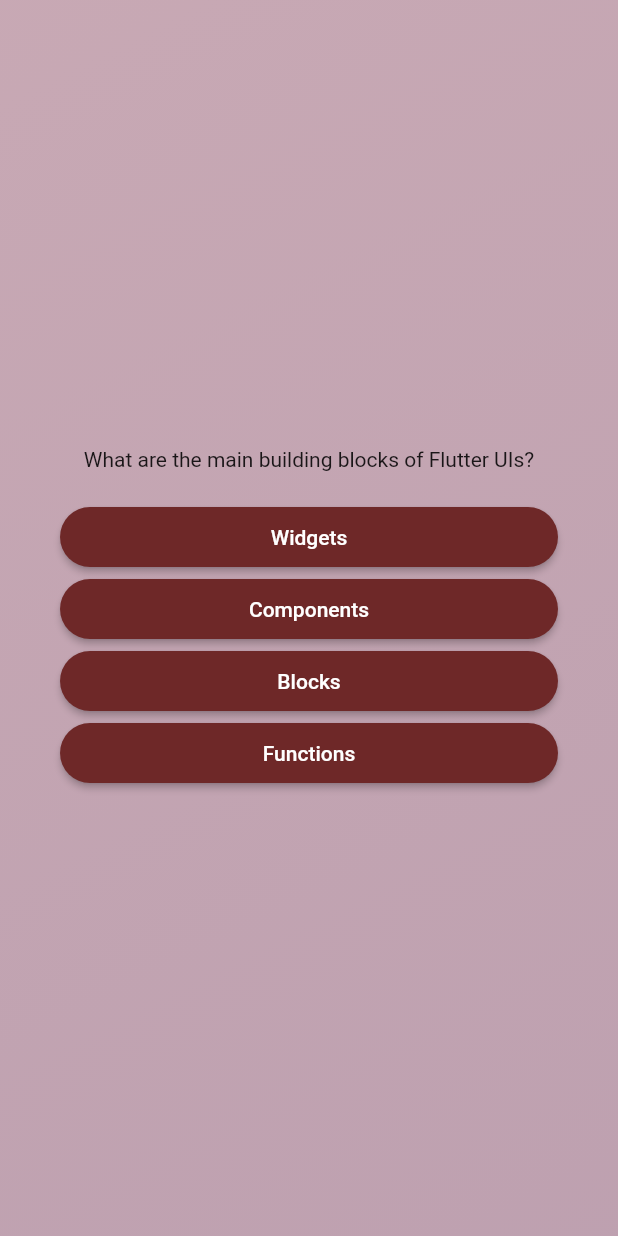
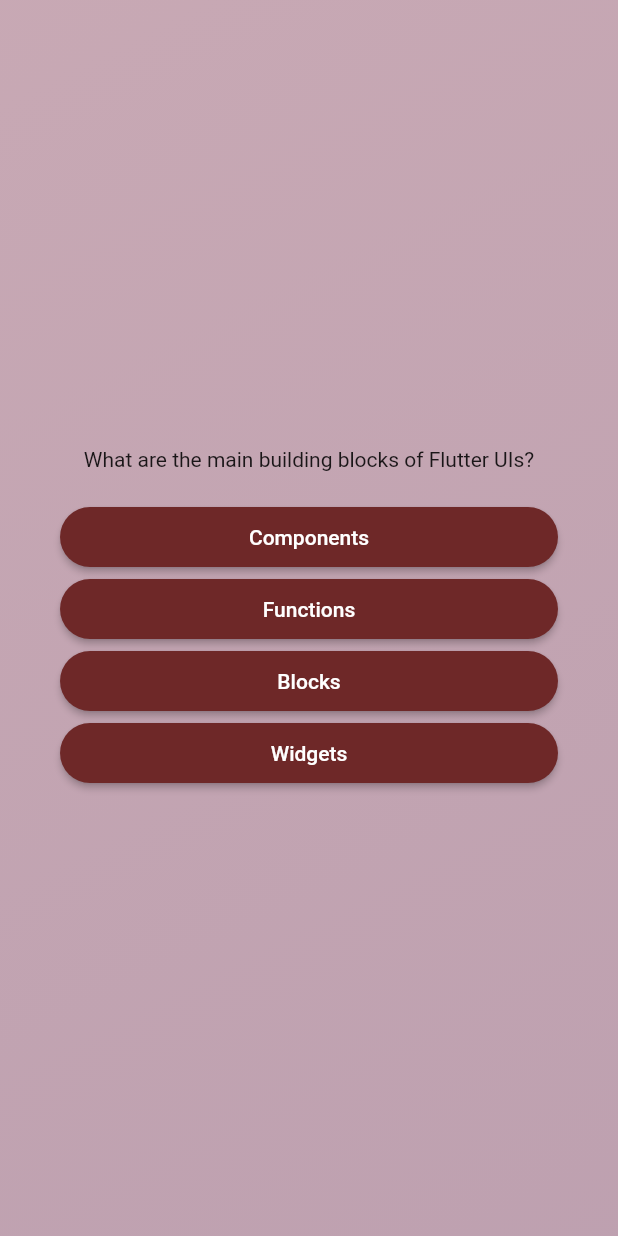
Before and after one commit to rinku-kr/Quiz_App, a Flutter app: the screen it shows after launch, after a tap on "Hit Me", on a phone screen of 412 x 824 dp. Run offline on Flutter 3.47's test engine with Material 2 defaults, Android fonts, the phone set to English and light mode, and no system bars.

Commit message:
mutating values in memory

```diff
--- a/lib/models/quiz_questions.dart
+++ b/lib/models/quiz_questions.dart
@@ -3,4 +3,10 @@ class QuizQuestions {
 
   final String text;
   final List<String> answers;
+
+  List<String> getShuffledAnswer() {
+    final shuffledList = List.of(answers);
+    shuffledList.shuffle();
+    return shuffledList;
+  }
 }
--- a/lib/questions_screen.dart
+++ b/lib/questions_screen.dart
@@ -30,7 +30,7 @@ class _QuestionsScreen extends State<QuestionsScreen> {
               const SizedBox(
                 height: 20,
               ),
-              ...currentQuestion.answers.map((items) {
+              ...currentQuestion.getShuffledAnswer().map((items) {
                 return AnswerButton(
                   answerText: items,
                   onTap: () {},
```
